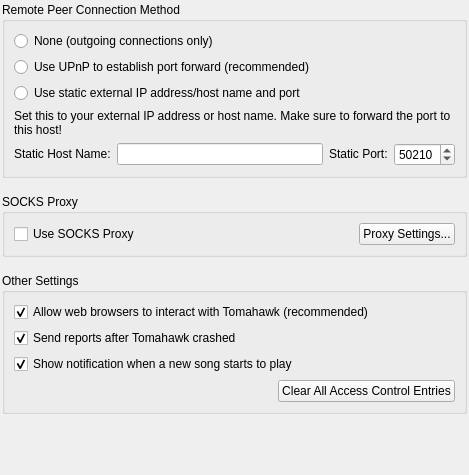
twischer/tomahawk, file src/Settings_Advanced.ui: the form before one commit.
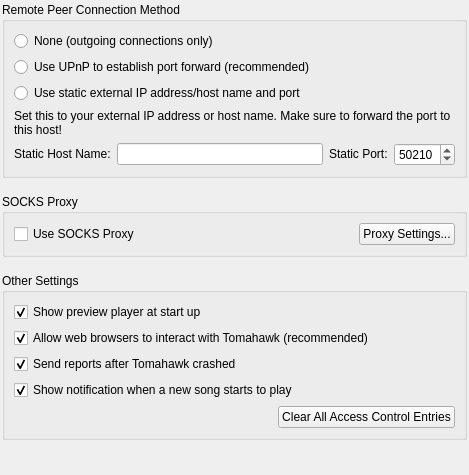
The form after the commit.

Commit message: Make it possible to disable the preview player

What changed in the file:
```diff
--- a/src/Settings_Advanced.ui
+++ b/src/Settings_Advanced.ui
@@ -195,6 +195,19 @@
       <string>Other Settings</string>
      </property>
      <layout class="QVBoxLayout" name="verticalLayout_2">
+      <item>
+       <widget class="QCheckBox" name="checkBoxPreview">
+        <property name="layoutDirection">
+         <enum>Qt::LeftToRight</enum>
+        </property>
+        <property name="text">
+         <string>Show preview player at start up</string>
+        </property>
+        <property name="checked">
+         <bool>true</bool>
+        </property>
+       </widget>
+      </item>
       <item>
        <widget class="QCheckBox" name="checkBoxHttp">
         <property name="layoutDirection">
```
The commit also changes 8 other files.
